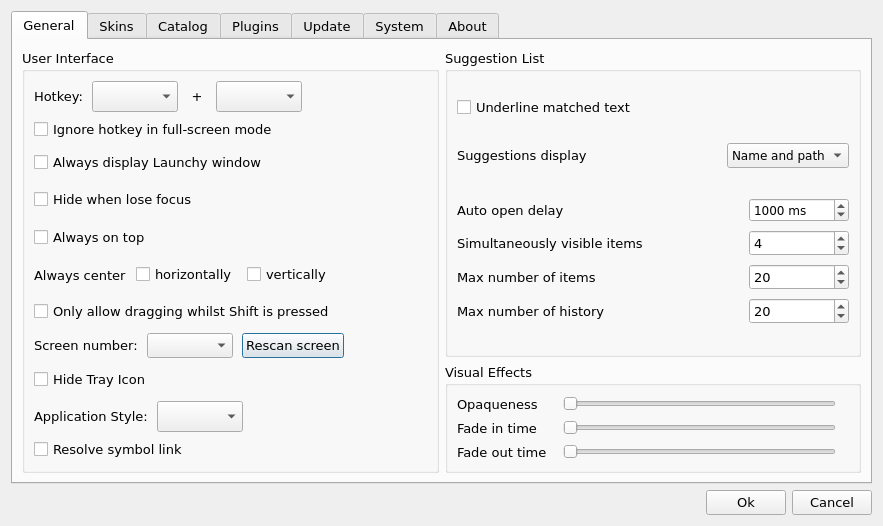
Above: src/Launchy/OptionDialog.ui from samsonwang/LaunchyQt before the change. Below: the same form after it.
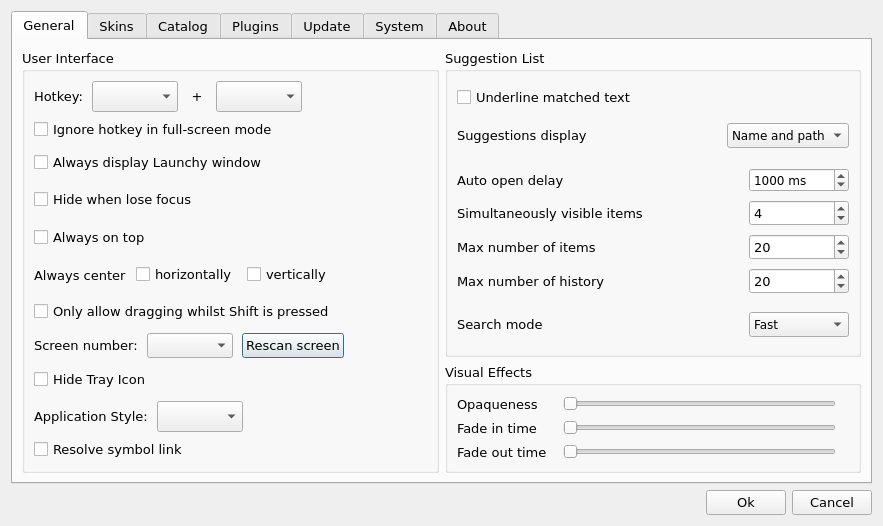
That is the form after the change. Icons and pictures are not drawn. Custom widgets are drawn as their Qt base class.

Commit message: Add user-facing option for search mode - fast/slow

The edit to the form file:
```diff
--- a/src/Launchy/OptionDialog.ui
+++ b/src/Launchy/OptionDialog.ui
@@ -465,7 +465,7 @@
          <property name="alignment">
           <set>Qt::AlignLeading|Qt::AlignLeft|Qt::AlignTop</set>
          </property>
-         <layout class="QVBoxLayout" name="verticalLayout_9" stretch="0,0,5">
+         <layout class="QVBoxLayout" name="verticalLayout_9" stretch="0,0,5,0">
           <property name="spacing">
            <number>3</number>
           </property>
@@ -789,6 +789,95 @@
             </item>
            </layout>
           </item>
+          <item>
+           <layout class="QHBoxLayout" name="horizontalLayoutCatalogMode">
+            <property name="spacing">
+             <number>4</number>
+            </property>
+            <property name="bottomMargin">
+             <number>2</number>
+            </property>
+            <item>
+             <widget class="QLabel" name="labelCatalogMode">
+              <property name="sizePolicy">
+               <sizepolicy hsizetype="Preferred" vsizetype="Preferred">
+                <horstretch>0</horstretch>
+                <verstretch>0</verstretch>
+               </sizepolicy>
+              </property>
+              <property name="minimumSize">
+               <size>
+                <width>0</width>
+                <height>22</height>
+               </size>
+              </property>
+              <property name="maximumSize">
+               <size>
+                <width>16777215</width>
+                <height>22</height>
+               </size>
+              </property>
+              <property name="text">
+               <string>Search mode</string>
+              </property>
+              <property name="buddy">
+               <cstring>comboBoxCatalogMode</cstring>
+              </property>
+             </widget>
+            </item>
+            <item>
+             <spacer name="horizontalSpacerCatalogMode">
+              <property name="orientation">
+               <enum>Qt::Horizontal</enum>
+              </property>
+              <property name="sizeHint" stdset="0">
+               <size>
+                <width>40</width>
+                <height>18</height>
+               </size>
+              </property>
+             </spacer>
+            </item>
+            <item>
+             <widget class="QComboBox" name="comboBoxCatalogMode">
+              <property name="sizePolicy">
+               <sizepolicy hsizetype="Preferred" vsizetype="Preferred">
+                <horstretch>0</horstretch>
+                <verstretch>0</verstretch>
+               </sizepolicy>
+              </property>
+              <property name="minimumSize">
+               <size>
+                <width>100</width>
+                <height>22</height>
+               </size>
+              </property>
+              <property name="maximumSize">
+               <size>
+                <width>16777215</width>
+                <height>25</height>
+               </size>
+              </property>
+              <property name="font">
+               <font>
+                <family>Verdana</family>
+                <pointsize>9</pointsize>
+               </font>
+              </property>
+              <item>
+               <property name="text">
+                <string>Fast</string>
+               </property>
+              </item>
+              <item>
+               <property name="text">
+                <string>Slow</string>
+               </property>
+              </item>
+             </widget>
+            </item>
+           </layout>
+          </item>
          </layout>
         </widget>
        </item>
```
Left out of the diff: 1 changed line with no effect on the pictures. The commit also changes 5 other files.
